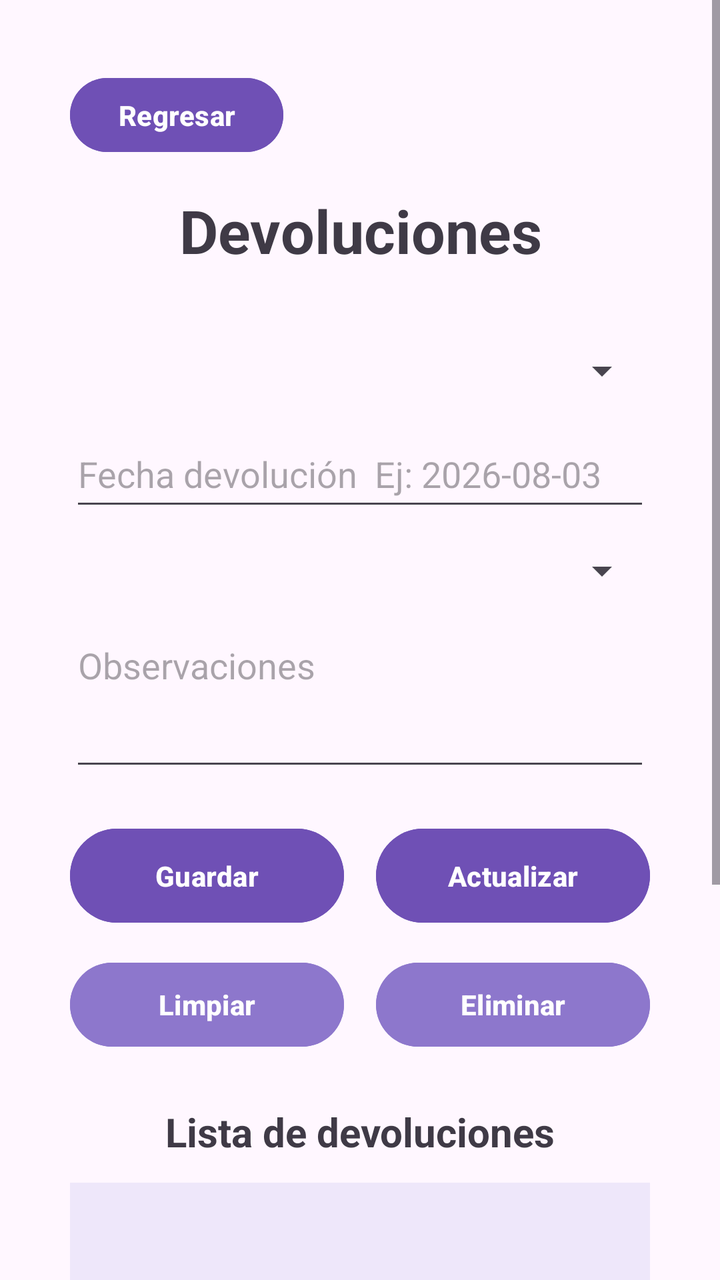
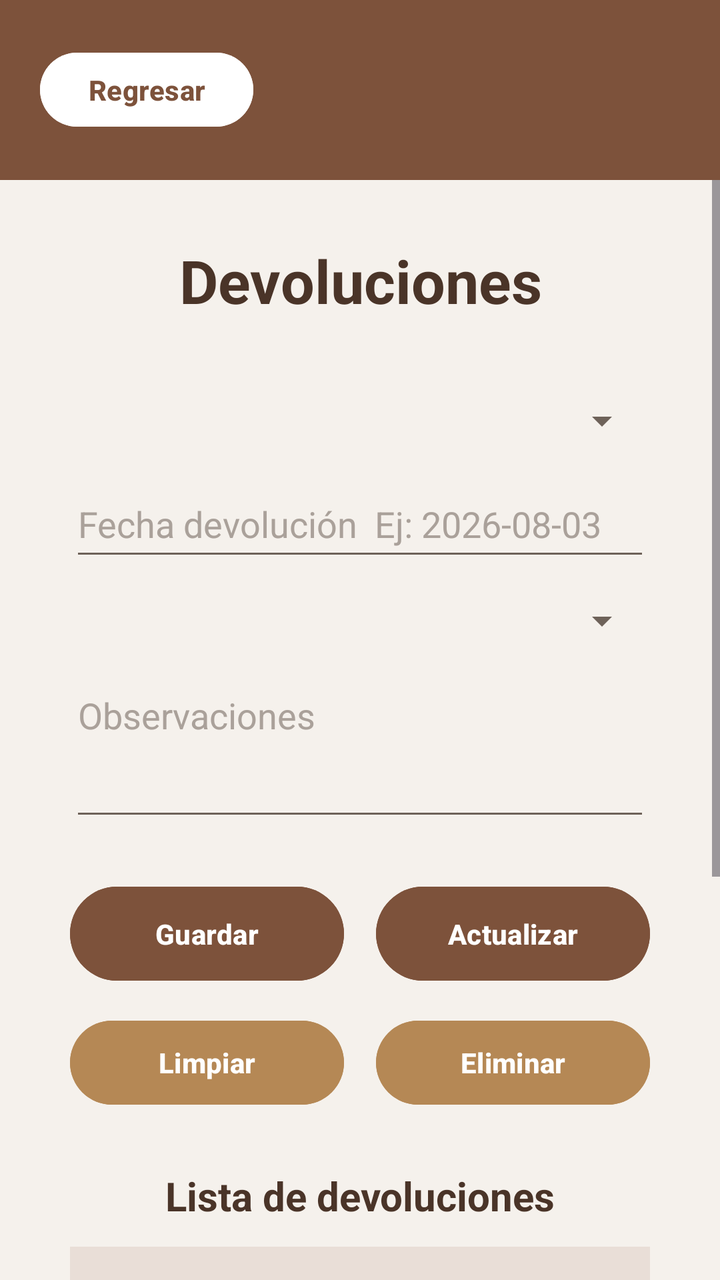

Screens rendered from an Android XML layout before and after an edit, with the pre-edit source and the edit as a unified diff.
<!-- AndroidManifest.xml: application theme Theme.BibliotecaGrupo3 -->
<!-- res/layout/activity_devoluciones.xml -->
<?xml version="1.0" encoding="utf-8"?>
<androidx.constraintlayout.widget.ConstraintLayout xmlns:android="http://schemas.android.com/apk/res/android"
    xmlns:app="http://schemas.android.com/apk/res-auto"
    xmlns:tools="http://schemas.android.com/tools"
    android:id="@+id/main"
    android:layout_width="match_parent"
    android:layout_height="match_parent"
    android:background="#FFF7FF"
    tools:context=".DevolucionesActivity">

    <ScrollView
        android:layout_width="0dp"
        android:layout_height="0dp"
        android:fillViewport="true"
        app:layout_constraintBottom_toBottomOf="parent"
        app:layout_constraintEnd_toEndOf="parent"
        app:layout_constraintStart_toStartOf="parent"
        app:layout_constraintTop_toTopOf="parent">

        <LinearLayout
            android:layout_width="match_parent"
            android:layout_height="wrap_content"
            android:orientation="vertical"
            android:paddingStart="35dp"
            android:paddingTop="35dp"
            android:paddingEnd="35dp"
            android:paddingBottom="35dp">

            <Button
                android:id="@+id/btnRegresar"
                android:layout_width="wrap_content"
                android:layout_height="45dp"
                android:backgroundTint="#6F50B5"
                android:onClick="regresar"
                android:text="Regresar"
                android:textAllCaps="false"
                android:textColor="#FFFFFF"
                android:textStyle="bold" />

            <TextView
                android:id="@+id/txtTituloDevoluciones"
                android:layout_width="match_parent"
                android:layout_height="wrap_content"
                android:layout_marginTop="15dp"
                android:gravity="center"
                android:text="Devoluciones"
                android:textColor="#3F3A46"
                android:textSize="30sp"
                android:textStyle="bold" />

            <Spinner
                android:id="@+id/spPrestamoDevolucion"
                android:layout_width="match_parent"
                android:layout_height="50dp"
                android:layout_marginTop="25dp" />

            <EditText
                android:id="@+id/txtFechaDevolucion"
                android:layout_width="match_parent"
                android:layout_height="50dp"
                android:hint="Fecha devolución  Ej: 2026-08-03"
                android:inputType="date" />

            <Spinner
                android:id="@+id/spCondicionEjemplar"
                android:layout_width="match_parent"
                android:layout_height="50dp" />

            <EditText
                android:id="@+id/txtObservacionesDevolucion"
                android:layout_width="match_parent"
                android:layout_height="80dp"
                android:gravity="top"
                android:hint="Observaciones"
                android:inputType="textMultiLine" />

            <LinearLayout
                android:layout_width="match_parent"
                android:layout_height="wrap_content"
                android:layout_marginTop="20dp"
                android:orientation="horizontal">

                <Button
                    android:id="@+id/btnGuardarDevolucion"
                    android:layout_width="0dp"
                    android:layout_height="55dp"
                    android:layout_marginEnd="8dp"
                    android:layout_weight="1"
                    android:backgroundTint="#6F50B5"
                    android:onClick="guardarDevolucion"
                    android:text="Guardar"
                    android:textAllCaps="false"
                    android:textColor="#FFFFFF"
                    android:textStyle="bold" />

                <Button
                    android:id="@+id/btnActualizarDevolucion"
                    android:layout_width="0dp"
                    android:layout_height="55dp"
                    android:layout_marginStart="8dp"
                    android:layout_weight="1"
                    android:backgroundTint="#6F50B5"
                    android:onClick="actualizarDevolucion"
                    android:text="Actualizar"
                    android:textAllCaps="false"
                    android:textColor="#FFFFFF"
                    android:textStyle="bold" />
            </LinearLayout>

            <LinearLayout
                android:layout_width="match_parent"
                android:layout_height="wrap_content"
                android:layout_marginTop="12dp"
                android:orientation="horizontal">

                <Button
                    android:id="@+id/btnLimpiar"
                    android:layout_width="0dp"
                    android:layout_height="50dp"
                    android:layout_marginEnd="8dp"
                    android:layout_weight="1"
                    android:backgroundTint="#8D77CC"
                    android:onClick="limpiarCampos"
                    android:text="Limpiar"
                    android:textAllCaps="false"
                    android:textColor="#FFFFFF"
                    android:textStyle="bold" />

                <Button
                    android:id="@+id/btnEliminarDevolucion"
                    android:layout_width="0dp"
                    android:layout_height="50dp"
                    android:layout_marginStart="8dp"
                    android:layout_weight="1"
                    android:backgroundTint="#8D77CC"
                    android:onClick="eliminarDevolucion"
                    android:text="Eliminar"
                    android:textAllCaps="false"
                    android:textColor="#FFFFFF"
                    android:textStyle="bold" />
            </LinearLayout>

            <TextView
                android:id="@+id/txtListaTitulo"
                android:layout_width="match_parent"
                android:layout_height="wrap_content"
                android:layout_marginTop="25dp"
                android:gravity="center"
                android:text="Lista de devoluciones"
                android:textColor="#3F3A46"
                android:textSize="20sp"
                android:textStyle="bold" />

            <ListView
                android:id="@+id/listaDevoluciones"
                android:layout_width="match_parent"
                android:layout_height="300dp"
                android:layout_marginTop="12dp"
                android:background="#EEE7FA" />

        </LinearLayout>
    </ScrollView>

</androidx.constraintlayout.widget.ConstraintLayout>
<!-- resources referenced by this layout -->
<resources>
  <style name="Theme.BibliotecaGrupo3" parent="Base.Theme.BibliotecaGrupo3" />
  <style name="Base.Theme.BibliotecaGrupo3" parent="Theme.Material3.DayNight.NoActionBar">
          
          
      </style>
</resources>

<!-- the commit's change to res/layout/activity_devoluciones.xml (unified diff, before → after) -->
@@ -5,8 +5,35 @@
     android:id="@+id/main"
     android:layout_width="match_parent"
     android:layout_height="match_parent"
-    android:background="#FFF7FF"
+    android:background="#F5F1EC"
     tools:context=".DevolucionesActivity">
+
+    <LinearLayout
+        android:id="@+id/topBar"
+        android:layout_width="0dp"
+        android:layout_height="90dp"
+        android:background="#7D523B"
+        android:gravity="center_vertical"
+        android:orientation="horizontal"
+        android:paddingStart="20dp"
+        android:paddingEnd="20dp"
+        app:layout_constraintEnd_toEndOf="parent"
+        app:layout_constraintStart_toStartOf="parent"
+        app:layout_constraintTop_toTopOf="parent">
+
+        <Button
+            android:id="@+id/btnRegresar"
+            android:layout_width="wrap_content"
+            android:layout_height="45dp"
+            android:backgroundTint="#FFFFFF"
+            android:onClick="regresar"
+            android:text="Regresar"
+            android:textAllCaps="false"
+            android:textColor="#7D523B"
+            android:textStyle="bold"
+            app:cornerRadius="24dp" />
+
+    </LinearLayout>
 
     <ScrollView
         android:layout_width="0dp"
@@ -15,36 +42,24 @@
         app:layout_constraintBottom_toBottomOf="parent"
         app:layout_constraintEnd_toEndOf="parent"
         app:layout_constraintStart_toStartOf="parent"
-        app:layout_constraintTop_toTopOf="parent">
+        app:layout_constraintTop_toBottomOf="@+id/topBar">
 
         <LinearLayout
             android:layout_width="match_parent"
             android:layout_height="wrap_content"
             android:orientation="vertical"
             android:paddingStart="35dp"
-            android:paddingTop="35dp"
+            android:paddingTop="30dp"
             android:paddingEnd="35dp"
             android:paddingBottom="35dp">
-
-            <Button
-                android:id="@+id/btnRegresar"
-                android:layout_width="wrap_content"
-                android:layout_height="45dp"
-                android:backgroundTint="#6F50B5"
-                android:onClick="regresar"
-                android:text="Regresar"
-                android:textAllCaps="false"
-                android:textColor="#FFFFFF"
-                android:textStyle="bold" />
 
             <TextView
                 android:id="@+id/txtTituloDevoluciones"
                 android:layout_width="match_parent"
                 android:layout_height="wrap_content"
-                android:layout_marginTop="15dp"
                 android:gravity="center"
                 android:text="Devoluciones"
-                android:textColor="#3F3A46"
+                android:textColor="#4A3428"
                 android:textSize="30sp"
                 android:textStyle="bold" />
 
@@ -52,32 +67,40 @@
                 android:id="@+id/spPrestamoDevolucion"
                 android:layout_width="match_parent"
                 android:layout_height="50dp"
-                android:layout_marginTop="25dp" />
+                android:layout_marginTop="25dp"
+                android:backgroundTint="#6E6259" />
 
             <EditText
                 android:id="@+id/txtFechaDevolucion"
                 android:layout_width="match_parent"
                 android:layout_height="50dp"
+                android:backgroundTint="#6E6259"
                 android:hint="Fecha devolución  Ej: 2026-08-03"
-                android:inputType="date" />
+                android:inputType="date"
+                android:textColor="#4A3428"
+                android:textColorHint="#AAA19A" />
 
             <Spinner
                 android:id="@+id/spCondicionEjemplar"
                 android:layout_width="match_parent"
-                android:layout_height="50dp" />
+                android:layout_height="50dp"
+                android:backgroundTint="#6E6259" />
 
             <EditText
                 android:id="@+id/txtObservacionesDevolucion"
                 android:layout_width="match_parent"
                 android:layout_height="80dp"
+                android:backgroundTint="#6E6259"
                 android:gravity="top"
                 android:hint="Observaciones"
-                android:inputType="textMultiLine" />
+                android:inputType="textMultiLine"
+                android:textColor="#4A3428"
+                android:textColorHint="#AAA19A" />
 
             <LinearLayout
                 android:layout_width="match_parent"
                 android:layout_height="wrap_content"
-                android:layout_marginTop="20dp"
+                android:layout_marginTop="24dp"
                 android:orientation="horizontal">
 
                 <Button
@@ -86,12 +109,13 @@
                     android:layout_height="55dp"
                     android:layout_marginEnd="8dp"
                     android:layout_weight="1"
-                    android:backgroundTint="#6F50B5"
+                    android:backgroundTint="#7D523B"
                     android:onClick="guardarDevolucion"
                     android:text="Guardar"
                     android:textAllCaps="false"
                     android:textColor="#FFFFFF"
-                    android:textStyle="bold" />
+                    android:textStyle="bold"
+                    app:cornerRadius="28dp" />
 
                 <Button
                     android:id="@+id/btnActualizarDevolucion"
@@ -99,12 +123,13 @@
                     android:layout_height="55dp"
                     android:layout_marginStart="8dp"
                     android:layout_weight="1"
-                    android:backgroundTint="#6F50B5"
+                    android:backgroundTint="#7D523B"
                     android:onClick="actualizarDevolucion"
                     android:text="Actualizar"
                     android:textAllCaps="false"
                     android:textColor="#FFFFFF"
-                    android:textStyle="bold" />
+                    android:textStyle="bold"
+                    app:cornerRadius="28dp" />
             </LinearLayout>
 
             <LinearLayout
@@ -119,12 +144,13 @@
                     android:layout_height="50dp"
                     android:layout_marginEnd="8dp"
                     android:layout_weight="1"
-                    android:backgroundTint="#8D77CC"
+                    android:backgroundTint="#B58855"
                     android:onClick="limpiarCampos"
                     android:text="Limpiar"
                     android:textAllCaps="false"
                     android:textColor="#FFFFFF"
-                    android:textStyle="bold" />
+                    android:textStyle="bold"
+                    app:cornerRadius="28dp" />
 
                 <Button
                     android:id="@+id/btnEliminarDevolucion"
@@ -132,22 +158,23 @@
                     android:layout_height="50dp"
                     android:layout_marginStart="8dp"
                     android:layout_weight="1"
-                    android:backgroundTint="#8D77CC"
+                    android:backgroundTint="#B58855"
                     android:onClick="eliminarDevolucion"
                     android:text="Eliminar"
                     android:textAllCaps="false"
                     android:textColor="#FFFFFF"
-                    android:textStyle="bold" />
+                    android:textStyle="bold"
+                    app:cornerRadius="28dp" />
             </LinearLayout>
 
             <TextView
                 android:id="@+id/txtListaTitulo"
                 android:layout_width="match_parent"
                 android:layout_height="wrap_content"
-                android:layout_marginTop="25dp"
+                android:layout_marginTop="28dp"
                 android:gravity="center"
                 android:text="Lista de devoluciones"
-                android:textColor="#3F3A46"
+                android:textColor="#4A3428"
                 android:textSize="20sp"
                 android:textStyle="bold" />
 
@@ -156,7 +183,7 @@
                 android:layout_width="match_parent"
                 android:layout_height="300dp"
                 android:layout_marginTop="12dp"
-                android:background="#EEE7FA" />
+                android:background="#E9DED7" />
 
         </LinearLayout>
     </ScrollView>
